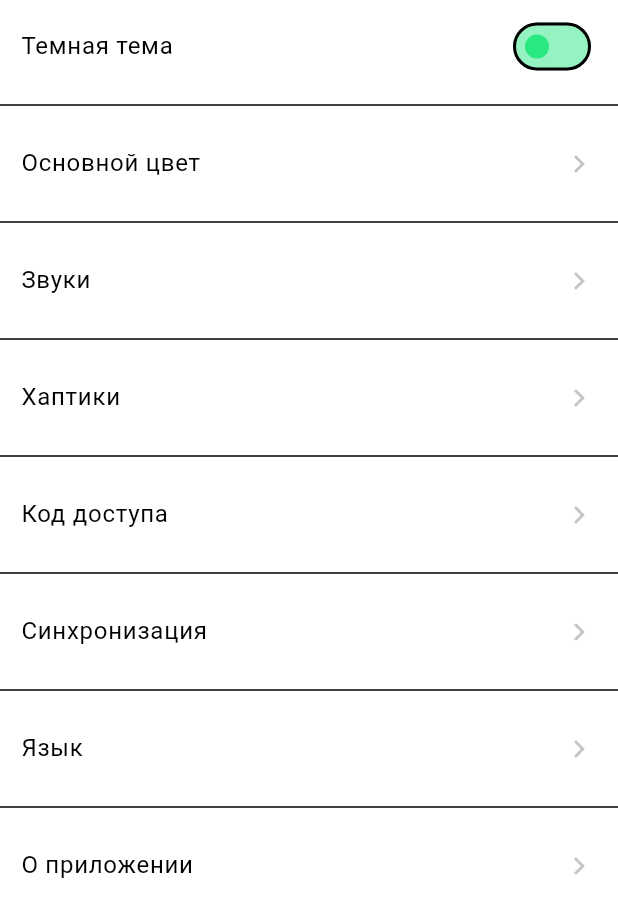
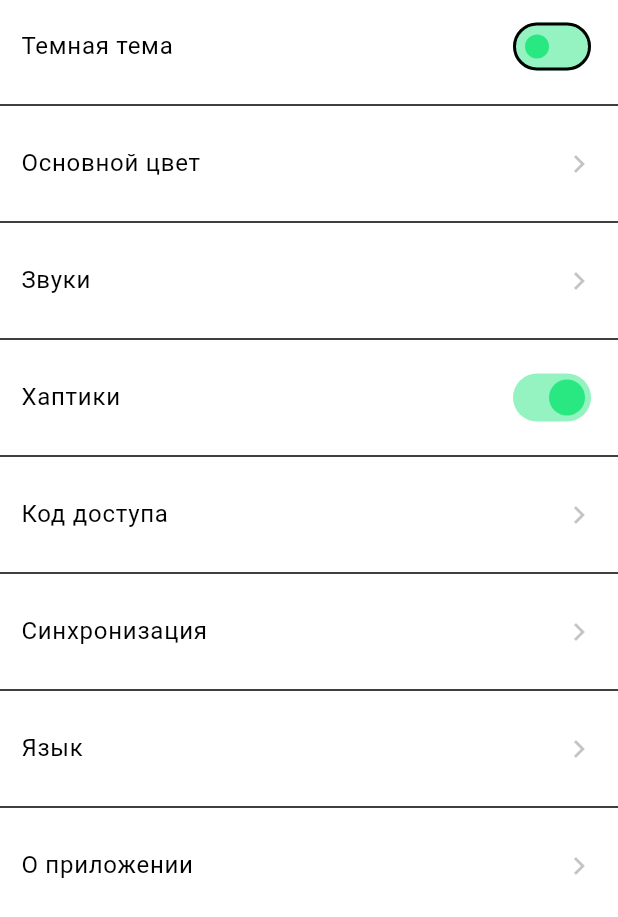
Before and after one commit to idenMsc/Yandex_shmr, a Flutter app: the SettingsScreen screen opened directly, on a phone screen of 412 x 824 dp. Shown: the top 917 px of the screen. Run offline on Flutter 3.47's test engine with Material 3 defaults, Android fonts, the phone set to English and light mode, and no system bars; our stand-ins replace bloc, dartz, dio, drift, equatable, fl_chart and 7 more; missing offline and left inert: worker_manager; accounts and stored records are empty; generated files the repository leaves out were written again; network calls fail.

Commit message:
added haptics

```diff
--- a/lib/features/settings/settings_cubit.dart
+++ b/lib/features/settings/settings_cubit.dart
@@ -7,20 +7,35 @@ import '../../core/utils/constants.dart';
 class SettingsState {
   final bool isDarkTheme;
   final Color tintColor;
-  SettingsState({required this.isDarkTheme, required this.tintColor});
+  final bool isHapticsEnabled;
+  SettingsState({
+    required this.isDarkTheme,
+    required this.tintColor,
+    required this.isHapticsEnabled,
+  });
 
-  SettingsState copyWith({bool? isDarkTheme, Color? tintColor}) =>
+  SettingsState copyWith({
+    bool? isDarkTheme,
+    Color? tintColor,
+    bool? isHapticsEnabled,
+  }) =>
       SettingsState(
         isDarkTheme: isDarkTheme ?? this.isDarkTheme,
         tintColor: tintColor ?? this.tintColor,
+        isHapticsEnabled: isHapticsEnabled ?? this.isHapticsEnabled,
       );
 }
 
 class SettingsCubit extends Cubit<SettingsState> {
   static const _keyTheme = 'isDarkTheme';
   static const _keyTint = 'tintColor';
+  static const _keyHaptics = 'isHapticsEnabled';
   SettingsCubit()
-      : super(SettingsState(isDarkTheme: false, tintColor: AppColors.primary));
+      : super(SettingsState(
+          isDarkTheme: false,
+          tintColor: AppColors.primary,
+          isHapticsEnabled: true,
+        ));
 
   Future<void> loadTheme() async {
     final prefs = await SharedPreferences.getInstance();
@@ -33,7 +48,12 @@ class SettingsCubit extends Cubit<SettingsState> {
     }
     final tintValue = prefs.getInt(_keyTint);
     final tintColor = tintValue != null ? Color(tintValue) : AppColors.primary;
-    emit(state.copyWith(isDarkTheme: isDark, tintColor: tintColor));
+    final isHaptics = prefs.getBool(_keyHaptics) ?? true;
+    emit(state.copyWith(
+      isDarkTheme: isDark,
+      tintColor: tintColor,
+      isHapticsEnabled: isHaptics,
+    ));
   }
 
   Future<void> toggleTheme() async {
@@ -48,4 +68,11 @@ class SettingsCubit extends Cubit<SettingsState> {
     await prefs.setInt(_keyTint, color.value);
     emit(state.copyWith(tintColor: color));
   }
+
+  Future<void> toggleHaptics() async {
+    final newValue = !state.isHapticsEnabled;
+    final prefs = await SharedPreferences.getInstance();
+    await prefs.setBool(_keyHaptics, newValue);
+    emit(state.copyWith(isHapticsEnabled: newValue));
+  }
 }
--- a/lib/features/settings/settings_screen.dart
+++ b/lib/features/settings/settings_screen.dart
@@ -8,6 +8,7 @@ import 'package:flutter_bloc/flutter_bloc.dart';
 import 'language_cubit.dart';
 import 'pin_code_screen.dart';
 import 'pin_code_service.dart';
+import 'package:flutter/services.dart';
 
 class SettingsScreen extends StatelessWidget {
   const SettingsScreen({super.key});
@@ -102,11 +103,23 @@ class _HapticsSwitcher extends StatelessWidget {
   @override
   Widget build(BuildContext context) {
     final l10n = AppLocalizations.of(context)!;
-    return ListTile(
-      title: Text(l10n.haptics),
-      trailing: const Icon(Icons.chevron_right, color: Color(0x4d3c3c43)),
-      onTap: () {}, // TODO: реализовать настройку хаптик
-      contentPadding: const EdgeInsets.symmetric(vertical: 3, horizontal: 14),
+    return BlocBuilder<SettingsCubit, SettingsState>(
+      builder: (context, state) {
+        return ListTile(
+          title: Text(l10n.haptics),
+          trailing: Switch(
+            value: state.isHapticsEnabled,
+            activeColor: AppColors.primary,
+            onChanged: (value) {
+              print('Haptic toggle changed to: $value');
+              HapticFeedback.heavyImpact();
+              context.read<SettingsCubit>().toggleHaptics();
+            },
+          ),
+          contentPadding:
+              const EdgeInsets.symmetric(vertical: 3, horizontal: 14),
+        );
+      },
     );
   }
 }
```
Also changed, not shown: lib/features/expenses/presentation/screens/expenses_screen.dart (+17 -4 lines).
